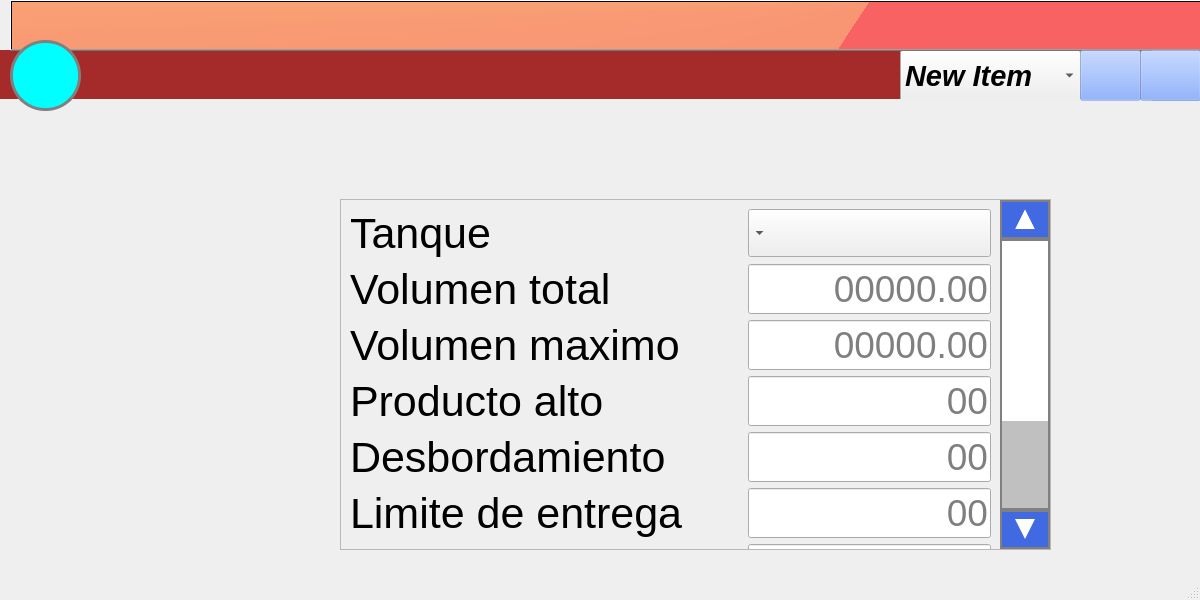
Qt form mainwindow.ui (ATG-cmd/ATG-VA) before a commit.
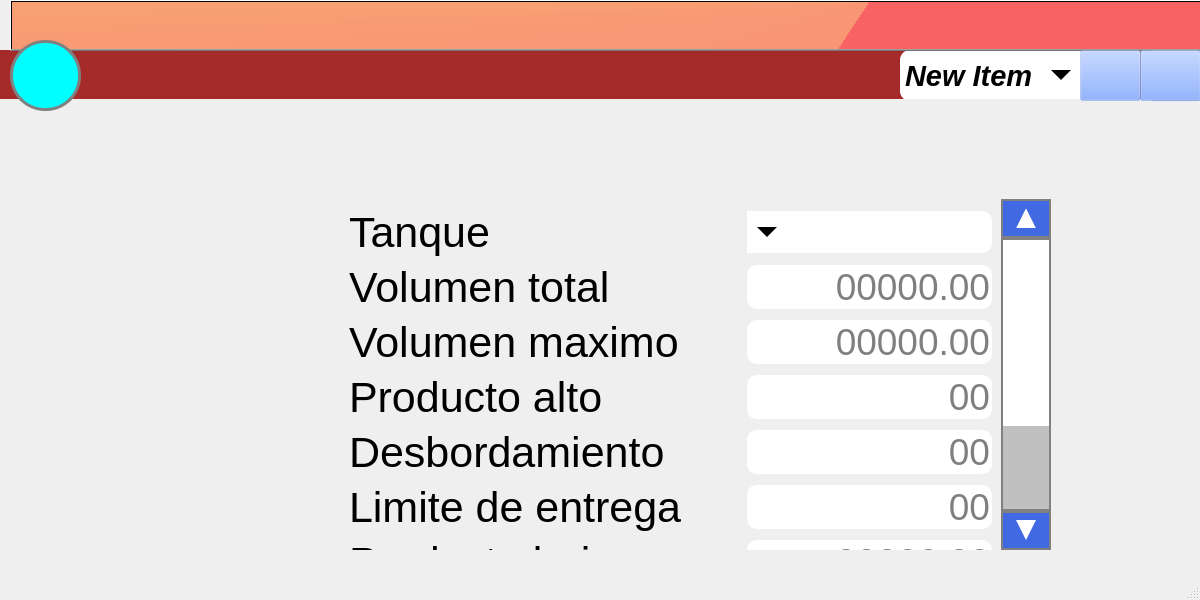
The same form after that commit. Icons and pictures are not drawn.

Commit message: se agrego estilo al mainwindow

Diff of the .ui file:
```diff
--- a/mainwindow.ui
+++ b/mainwindow.ui
@@ -19,6 +19,90 @@
   <property name="windowTitle">
    <string>MainWindow</string>
   </property>
+  <property name="styleSheet">
+   <string notr="true">QComboBox{
+border-radius: 10px;
+}
+QComboBox::drop-down {
+    width: 40px;
+    
+	background-color:white;
+
+}
+QComboBox::down-arrow {
+margin: 5px 0px 0px 0px;  
+  width: 0;
+  height: 0;
+  /*border: 2px solid #000;*/
+  border-top: 10px solid black;
+  border-right: 10px solid white;
+  border-bottom: 5px solid white ;
+  border-left: 10px  solid white ;
+}
+QLineEdit{
+border-radius: 10px;
+}
+QTableWidget{
+	background-color: #C0C0C0;
+}
+
+QScrollBar:vertical {      
+     border: 2px solid grey;   
+     background:#C0C0C0;
+     width: 50px;
+     margin: 39px 0 39px 0;               
+ }
+ QScrollBar::handle:vertical {
+     background:white;
+     min-height: 38px;
+ }
+QScrollBar::add-line:vertical {
+     border: 2px solid grey;
+     background: royalblue;
+     height: 35px;
+     subcontrol-position: bottom;
+     subcontrol-origin: margin;
+ }
+ QScrollBar::sub-line:vertical {
+     border: 2px solid grey;
+     height: 35px;
+	 background: royalblue;
+     subcontrol-position: top;
+     subcontrol-origin: margin;
+ }
+ QScrollBar::up-arrow:vertical{
+  margin: 0px 0px 5px 0px;  
+  width: 0;
+  height: 0;
+  /*border: 2px solid #000;*/
+  border-top: 5px  solid royalblue;
+  border-right: 10px solid royalblue;
+  border-bottom: 20px  solid white;
+  border-left: 10px  solid royalblue ;
+}
+ QScrollBar::down-arrow:vertical {
+   
+  margin: 5px 0px 0px 0px;  
+  width: 0;
+  height: 0;
+  /*border: 2px solid #000;*/
+  border-top: 20px solid white;
+  border-right: 10px solid royalblue;
+  border-bottom: 5px solid royalblue ;
+  border-left: 10px  solid royalblue ;
+  
+ }
+
+ QScrollBar::add-page:vertical, QScrollBar::sub-page:vertical {
+     background: none;
+ }
+QScrollArea{
+border: 0px solid #000;
+}
+
+
+</string>
+  </property>
   <widget class="QWidget" name="centralwidget">
    <widget class="QStackedWidget" name="stackedWidget">
     <property name="geometry">
@@ -2593,8 +2677,8 @@
        <property name="geometry">
         <rect>
          <x>0</x>
-         <y>-125</y>
-         <width>659</width>
+         <y>0</y>
+         <width>661</width>
          <height>534</height>
         </rect>
        </property>
```
Left out of the diff: 2 changed lines with no effect on the pictures.
